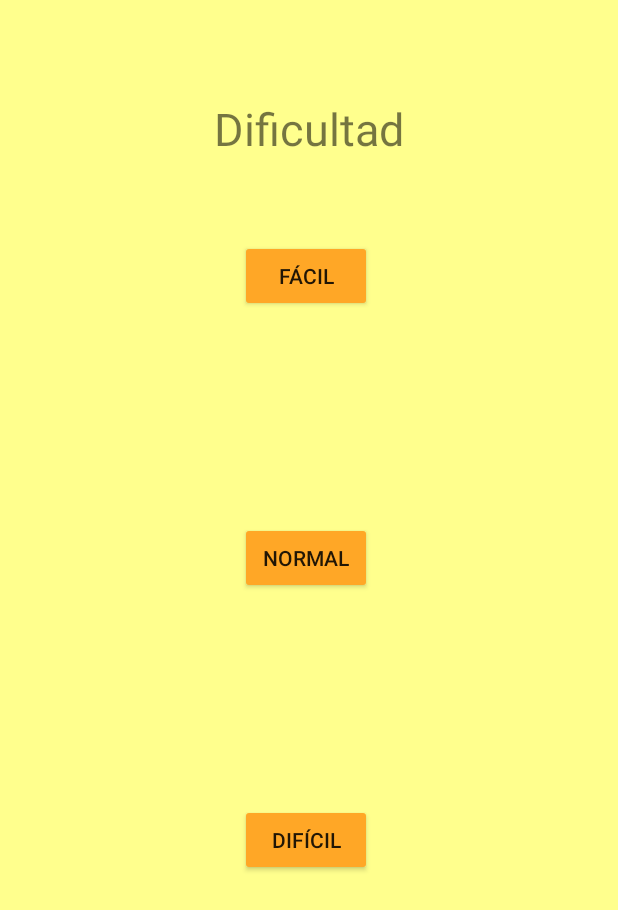
After one commit to ivs95/BasicMusic, an Android app: the layout seleccion_dificultad.xml on its own in the app's theme, with its tools: preview values and no code run, on a phone screen of 412 x 824 dp. The commit adds this screen. Shown: the top 910 px of the screen. Run offline under Robolectric (Android 15) with nearby library versions, the phone set to English and light mode, and no system bars.

```diff
--- a/app/src/main/java/com/example/prototipotfg/NivelesImitar.java
+++ b/app/src/main/java/com/example/prototipotfg/NivelesImitar.java
@@ -54,8 +54,8 @@ public class NivelesImitar extends Activity {
          * Claves: respuesta, fallo1,...,falloN
          * */
 
-
         i.putExtra("nivel", nivel);
+        //i.putExtra("dificultad", getIntent().getExtras().getString("dificultad"));
         startActivity(i);
     }
 
--- a/app/src/main/java/com/example/prototipotfg/SeleccionarAdivinar.java
+++ b/app/src/main/java/com/example/prototipotfg/SeleccionarAdivinar.java
@@ -46,7 +46,7 @@ public class SeleccionarAdivinar extends Activity {
         //Creamos las propiedades de layout que tendrán los botones.
         //Son LinearLayout.LayoutParams porque los botones van a estar en un LinearLayout.
         LinearLayout.LayoutParams lp = new LinearLayout.LayoutParams(LinearLayout.LayoutParams.MATCH_PARENT, LinearLayout.LayoutParams.WRAP_CONTENT );
-
+        lp.setMargins(0,0,0,50);
         Random rand = new Random();
 
         int num_respuestas = 4;
@@ -83,6 +83,8 @@ public class SeleccionarAdivinar extends Activity {
                 }
             });
             //Añadimos el botón a la botonera
+            button.setPadding(0,0,0,0);
+
             opciones.addView(button);
         }
 
--- /dev/null
+++ b/app/src/main/java/com/example/prototipotfg/SeleccionarDificultad.java
@@ -0,0 +1,28 @@
+package com.example.prototipotfg;
+
+import android.app.Activity;
+import android.content.Intent;
+import android.os.Bundle;
+import android.view.View;
+import android.widget.Button;
+
+public class SeleccionarDificultad extends Activity {
+
+    public String modo;
+
+    @Override
+    protected void onCreate(Bundle savedInstanceState) {
+        super.onCreate(savedInstanceState);
+        setContentView(R.layout.seleccion_dificultad);
+        modo = getIntent().getExtras().getString("modo");
+
+
+    }
+
+    public void modo(View view){
+        Intent i = new Intent(this, NivelesAdivinar.class);
+        Button boton = (Button)view;
+        i.putExtra("dificultad", ((Button)view).getText());
+        startActivity(i);
+    }
+}
--- a/app/src/main/res/layout/nivel_seleccionar_adivinar.xml
+++ b/app/src/main/res/layout/nivel_seleccionar_adivinar.xml
@@ -57,6 +57,7 @@
             android:id="@+id/opciones"
             android:layout_width="match_parent"
             android:layout_height="wrap_content"
+            android:paddingTop="40dp"
             android:orientation="vertical" />
     </ScrollView>
 
--- /dev/null
+++ b/app/src/main/res/layout/seleccion_dificultad.xml
@@ -0,0 +1,54 @@
+<?xml version="1.0" encoding="utf-8"?>
+<androidx.constraintlayout.widget.ConstraintLayout xmlns:android="http://schemas.android.com/apk/res/android"
+    xmlns:app="http://schemas.android.com/apk/res-auto"
+    xmlns:tools="http://schemas.android.com/tools"
+    android:layout_width="match_parent"
+    android:layout_height="match_parent"
+    android:orientation="vertical">
+
+    <TextView
+        android:id="@+id/tituloImitar"
+        android:layout_width="wrap_content"
+        android:layout_height="wrap_content"
+        android:layout_marginTop="65dp"
+        android:text="Dificultad"
+        android:textSize="30sp"
+        app:layout_constraintEnd_toEndOf="parent"
+        app:layout_constraintHorizontal_bias="0.5"
+        app:layout_constraintStart_toStartOf="parent"
+        app:layout_constraintTop_toTopOf="parent" />
+
+    <Button
+        android:id="@+id/buttonDificil"
+        android:layout_width="wrap_content"
+        android:layout_height="wrap_content"
+        android:layout_marginStart="160dp"
+        android:layout_marginTop="140dp"
+        android:onClick="modoDificil"
+        android:text="Difícil"
+        app:layout_constraintStart_toStartOf="parent"
+        app:layout_constraintTop_toBottomOf="@+id/buttonMedio" />
+
+    <Button
+        android:id="@+id/buttonMedio"
+        android:layout_width="wrap_content"
+        android:layout_height="wrap_content"
+        android:layout_marginStart="160dp"
+        android:layout_marginTop="140dp"
+        android:onClick="modoNormal"
+        android:text="Normal"
+        app:layout_constraintStart_toStartOf="parent"
+        app:layout_constraintTop_toBottomOf="@+id/buttonFacil" />
+
+    <Button
+        android:id="@+id/buttonFacil"
+        android:layout_width="wrap_content"
+        android:layout_height="wrap_content"
+        android:layout_marginStart="160dp"
+        android:layout_marginTop="160dp"
+        android:onClick="modoFacil"
+        android:text="Fácil"
+        app:layout_constraintStart_toStartOf="parent"
+        app:layout_constraintTop_toTopOf="parent" />
+
+</androidx.constraintlayout.widget.ConstraintLayout>
```
